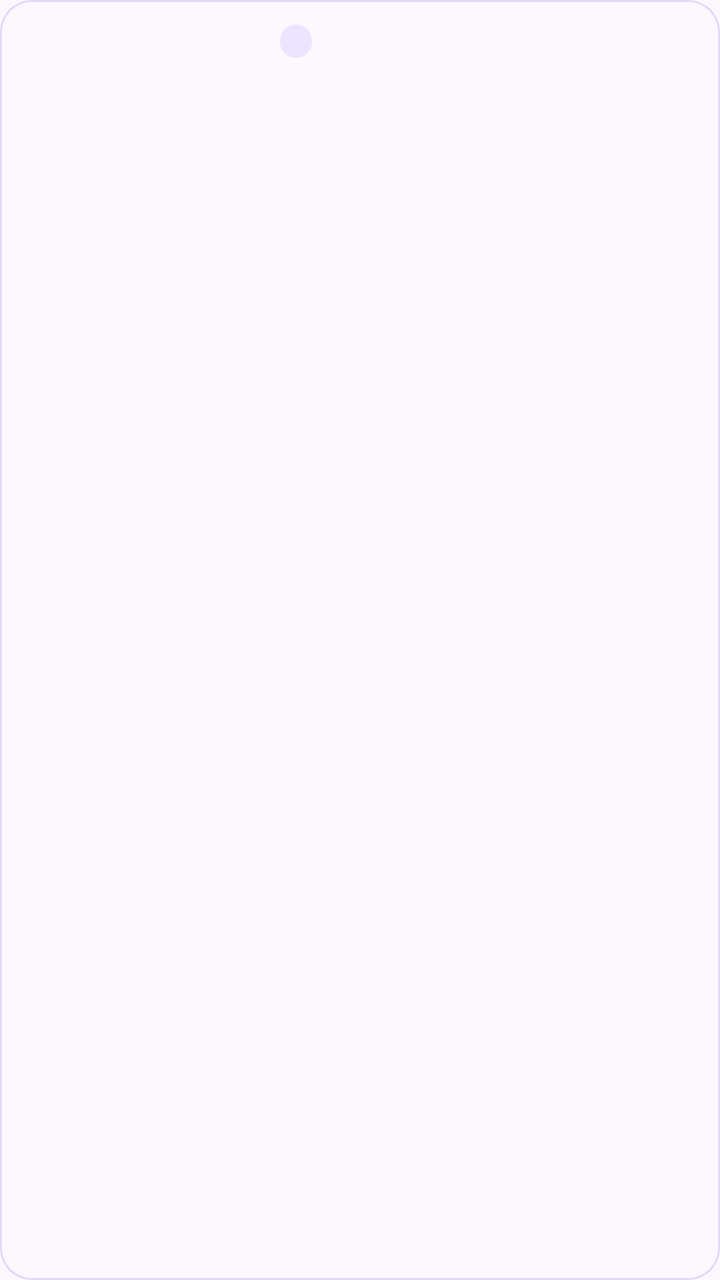
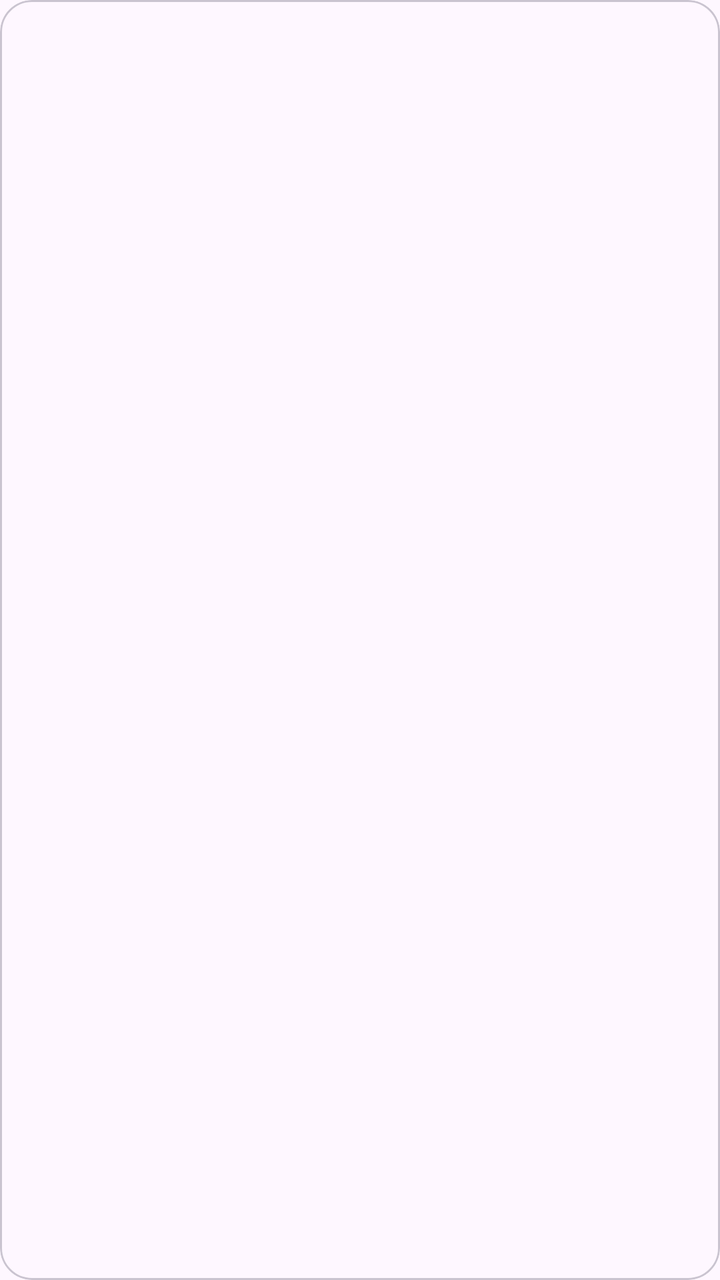

Screens rendered from an Android XML layout before and after an edit, with the pre-edit source and the edit as a unified diff.
<!-- AndroidManifest.xml: application theme Theme.GajeonTiming -->
<!-- res/layout/item_trend.xml -->
<?xml version="1.0" encoding="utf-8"?>
<com.google.android.material.card.MaterialCardView xmlns:android="http://schemas.android.com/apk/res/android"
    xmlns:app="http://schemas.android.com/apk/res-auto"
    android:layout_width="match_parent"
    android:layout_height="wrap_content"
    android:layout_marginHorizontal="16dp"
    android:layout_marginVertical="6dp"
    android:clickable="true"
    android:focusable="true"
    app:cardCornerRadius="16dp"
    app:cardElevation="0dp"
    app:strokeColor="#E0D8F5"
    app:strokeWidth="1dp">

    <LinearLayout
        android:layout_width="match_parent"
        android:layout_height="wrap_content"
        android:gravity="center_vertical"
        android:orientation="horizontal"
        android:padding="12dp">

        
        <TextView
            android:id="@+id/trend_rank"
            android:layout_width="28dp"
            android:layout_height="28dp"
            android:gravity="center"
            android:textSize="14sp"
            android:textStyle="bold" />

        <ImageView
            android:id="@+id/trend_image"
            android:layout_width="72dp"
            android:layout_height="72dp"
            android:layout_marginStart="8dp"
            android:contentDescription="@null"
            android:scaleType="centerInside" />

        <LinearLayout
            android:layout_width="0dp"
            android:layout_height="wrap_content"
            android:layout_marginStart="12dp"
            android:layout_weight="1"
            android:orientation="vertical">

            <LinearLayout
                android:layout_width="wrap_content"
                android:layout_height="wrap_content"
                android:orientation="horizontal">

                <TextView
                    android:id="@+id/trend_category"
                    android:layout_width="wrap_content"
                    android:layout_height="wrap_content"
                    android:textColor="?attr/colorOnSurfaceVariant"
                    android:textSize="12sp" />

                <TextView
                    android:id="@+id/trend_tag"
                    android:layout_width="wrap_content"
                    android:layout_height="wrap_content"
                    android:layout_marginStart="8dp"
                    android:background="@drawable/bg_tag"
                    android:paddingHorizontal="8dp"
                    android:paddingVertical="1dp"
                    android:textColor="@color/splash_logo"
                    android:textSize="11sp"
                    android:textStyle="bold" />
            </LinearLayout>

            <TextView
                android:id="@+id/trend_title"
                android:layout_width="match_parent"
                android:layout_height="wrap_content"
                android:layout_marginTop="2dp"
                android:ellipsize="end"
                android:maxLines="2"
                android:textSize="15sp" />

            <TextView
                android:id="@+id/trend_price"
                android:layout_width="wrap_content"
                android:layout_height="wrap_content"
                android:layout_marginTop="4dp"
                android:textColor="@color/splash_logo"
                android:textSize="15sp"
                android:textStyle="bold" />

            <TextView
                android:id="@+id/trend_reason"
                android:layout_width="match_parent"
                android:layout_height="wrap_content"
                android:layout_marginTop="4dp"
                android:textColor="?attr/colorOnSurfaceVariant"
                android:textSize="12sp" />
        </LinearLayout>
    </LinearLayout>
</com.google.android.material.card.MaterialCardView>
<!-- resources referenced by this layout -->
<resources>
  <color name="splash_logo">#6750A4</color>
  <!-- drawable bg_tag (drawable) -->
  <?xml version="1.0" encoding="utf-8"?>
  <shape xmlns:android="http://schemas.android.com/apk/res/android" android:shape="rectangle">
      <solid android:color="@color/splash_background" />
      <corners android:radius="10dp" />
  </shape>
  <style name="Theme.GajeonTiming" parent="Theme.Material3.DayNight.NoActionBar" />
  <color name="splash_background">#EDE4FF</color>
</resources>

<!-- the commit's change to res/layout/item_trend.xml (unified diff, before → after) -->
@@ -4,12 +4,12 @@
     android:layout_width="match_parent"
     android:layout_height="wrap_content"
     android:layout_marginHorizontal="16dp"
-    android:layout_marginVertical="6dp"
+    android:layout_marginVertical="4dp"
     android:clickable="true"
     android:focusable="true"
     app:cardCornerRadius="16dp"
     app:cardElevation="0dp"
-    app:strokeColor="#E0D8F5"
+    app:strokeColor="?attr/colorOutlineVariant"
     app:strokeWidth="1dp">
 
     <LinearLayout
@@ -30,9 +30,9 @@
 
         <ImageView
             android:id="@+id/trend_image"
-            android:layout_width="72dp"
-            android:layout_height="72dp"
-            android:layout_marginStart="8dp"
+            android:layout_width="64dp"
+            android:layout_height="64dp"
+            android:layout_marginStart="10dp"
             android:contentDescription="@null"
             android:scaleType="centerInside" />
 
@@ -43,38 +43,13 @@
             android:layout_weight="1"
             android:orientation="vertical">
 
-            <LinearLayout
-                android:layout_width="wrap_content"
-                android:layout_height="wrap_content"
-                android:orientation="horizontal">
-
-                <TextView
-                    android:id="@+id/trend_category"
-                    android:layout_width="wrap_content"
-                    android:layout_height="wrap_content"
-                    android:textColor="?attr/colorOnSurfaceVariant"
-                    android:textSize="12sp" />
-
-                <TextView
-                    android:id="@+id/trend_tag"
-                    android:layout_width="wrap_content"
-                    android:layout_height="wrap_content"
-                    android:layout_marginStart="8dp"
-                    android:background="@drawable/bg_tag"
-                    android:paddingHorizontal="8dp"
-                    android:paddingVertical="1dp"
-                    android:textColor="@color/splash_logo"
-                    android:textSize="11sp"
-                    android:textStyle="bold" />
-            </LinearLayout>
-
             <TextView
                 android:id="@+id/trend_title"
                 android:layout_width="match_parent"
                 android:layout_height="wrap_content"
-                android:layout_marginTop="2dp"
                 android:ellipsize="end"
                 android:maxLines="2"
+                android:textColor="?attr/colorOnSurface"
                 android:textSize="15sp" />
 
             <TextView
@@ -82,17 +57,9 @@
                 android:layout_width="wrap_content"
                 android:layout_height="wrap_content"
                 android:layout_marginTop="4dp"
-                android:textColor="@color/splash_logo"
+                android:textColor="@color/brand_text"
                 android:textSize="15sp"
                 android:textStyle="bold" />
-
-            <TextView
-                android:id="@+id/trend_reason"
-                android:layout_width="match_parent"
-                android:layout_height="wrap_content"
-                android:layout_marginTop="4dp"
-                android:textColor="?attr/colorOnSurfaceVariant"
-                android:textSize="12sp" />
         </LinearLayout>
     </LinearLayout>
 </com.google.android.material.card.MaterialCardView>
<!-- resource entries referenced after the edit -->
@@ -1,13 +1,6 @@
 <!-- resources referenced by this layout -->
 <resources>
-  <color name="splash_logo">#6750A4</color>
-  <!-- drawable bg_tag (drawable) -->
-  <?xml version="1.0" encoding="utf-8"?>
-  <shape xmlns:android="http://schemas.android.com/apk/res/android" android:shape="rectangle">
-      <solid android:color="@color/splash_background" />
-      <corners android:radius="10dp" />
-  </shape>
+  <color name="brand_text">#6750A4</color>
   <style name="Theme.GajeonTiming" parent="Theme.Material3.DayNight.NoActionBar" />
-  <color name="splash_background">#EDE4FF</color>
 </resources>
 
